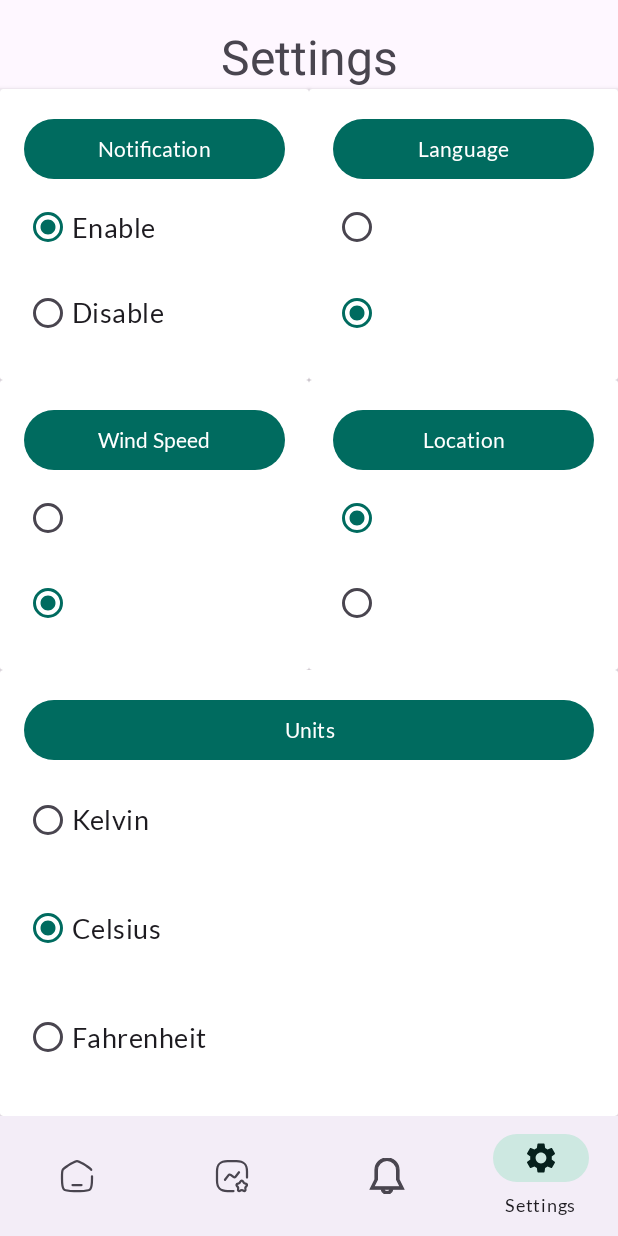
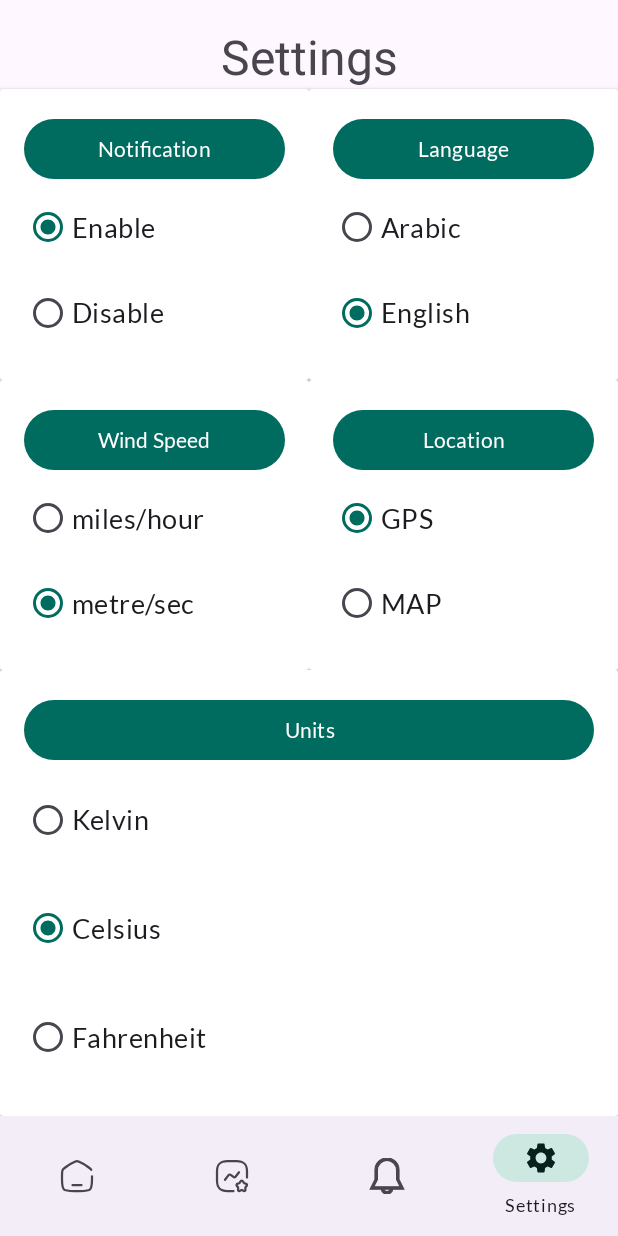
Before and after one commit to khaledeid1k/Weather_Forecast, an Android app: the SettingsFragment screen opened through its navigation route, on a phone screen of 412 x 824 dp. Run offline under Robolectric (Android 15) with nearby library versions, the phone set to English and light mode, and no system bars; our stand-ins replace data binding, navigation-ui.

Commit message:
make resource string fro setting screen

```diff
--- a/app/src/main/java/com/kh/mo/weatherforecast/ui/setting/SettingsFragment.kt
+++ b/app/src/main/java/com/kh/mo/weatherforecast/ui/setting/SettingsFragment.kt
@@ -44,8 +44,11 @@ class SettingsFragment : Fragment() {
         getValueOFWindSpeed()
         getValueOFLanguage()
         getValueOFNotification()
-        correspondWindSpeedAndUnitTemp()
 
+
+        saveTempUnit()
+        saveWindSpeed()
+        saveLanguage()
 
     }
 
@@ -98,14 +101,10 @@ class SettingsFragment : Fragment() {
 
     private fun getValueOFWindSpeed() {
         val windSpeed = settingViewModel.getWindSpeed()
-        Log.d(TAG, "getValueOFWindSpeed: $windSpeed")
-        if (settingViewModel.getWindSpeed() == Units.Metric.windSpeed || settingViewModel.getWindSpeed() == Units.Standard.windSpeed) binding.windSpeedMeter.isChecked =
-            true else binding.windSpeedMiles.isChecked = true
+        if ( windSpeed== Units.Metric.windSpeed || windSpeed == Units.Standard.windSpeed) binding.windSpeedMetre.isChecked = true else binding.windSpeedMiles.isChecked = true
     }
 
     private fun getValueOFTempUnit() {
-        val tempUnit = settingViewModel.getTempUnit()
-        Log.d(TAG, "getValueOFTempUnit: $tempUnit")
         when (settingViewModel.getTempUnit()) {
             Units.Standard.nameOfUnit -> binding.unitsKelvin.isChecked = true
             Units.Metric.nameOfUnit -> binding.unitsCelsius.isChecked = true
@@ -116,19 +115,7 @@ class SettingsFragment : Fragment() {
     }
 
 
-    private fun saveLanguage() {
-        if (binding.radioGroupLanguage.findViewById<RadioButton>(
-                binding.radioGroupLanguage.checkedRadioButtonId
-            ).text
-            ==
-            Language.Arabic.name
-        ) {
-            settingViewModel.setLanguage(Language.Arabic)
-        } else {
-            settingViewModel.setLanguage(Language.English)
-        }
 
-    }
     private fun saveNotification() {
         settingViewModel.setNotification(binding.notificationEnable.isChecked)
     }
@@ -184,63 +171,40 @@ class SettingsFragment : Fragment() {
         }
     }
 
-    private fun correspondWindSpeedAndUnitTemp() {
-        binding.radioGroupWindSpeed.setOnCheckedChangeListener { _, checkedId ->
-            when (checkedId) {
-                R.id.wind_speed_miles -> {
-                    binding.unitsFahrenheit.isChecked = true
-                }
-                R.id.wind_speed_meter -> {
-                    binding.unitsKelvin.isChecked = true
-
-                }
-            }
-        }
-        binding.radioGroupUnits.setOnCheckedChangeListener { _, checkedId ->
-            when (checkedId) {
-                R.id.units_celsius,
-                R.id.units_kelvin -> {
-                    binding.windSpeedMeter.isChecked = true
-                }
-                R.id.units_fahrenheit -> {
-                    binding.windSpeedMiles.isChecked = true
-
-                }
-            }
-        }
-    }
 
     private fun saveWindSpeed() {
-        when (binding.radioGroupWindSpeed.findViewById<RadioButton>(
-            binding.radioGroupWindSpeed.checkedRadioButtonId
-        ).text) {
-            Units.Metric.windSpeed,
-            Units.Standard.windSpeed -> settingViewModel.setWindSpeed(Units.Metric)
-            Units.Imperial.windSpeed -> settingViewModel.setWindSpeed(Units.Imperial)
-        }
+        binding.windSpeedMiles.setOnClickListener {
+            binding.unitsFahrenheit.isChecked=true
 
+            settingViewModel.setWindSpeed(Units.Imperial)
+         }
+        binding.windSpeedMetre.setOnClickListener {
+            binding.unitsKelvin.isChecked=true
+            settingViewModel.setWindSpeed(Units.Metric)   }
     }
-
     private fun saveTempUnit() {
-        val checkedRadioButtonId = binding.radioGroupUnits.checkedRadioButtonId
-        if (checkedRadioButtonId != -1) {
-            when (binding.radioGroupUnits.findViewById<RadioButton>(checkedRadioButtonId).text) {
-                Units.Metric.tempUnit -> settingViewModel.setTempUnit(Units.Metric)
-                Units.Imperial.tempUnit -> settingViewModel.setTempUnit(Units.Imperial)
-                Units.Standard.tempUnit -> settingViewModel.setTempUnit(Units.Standard)
-            }
+            binding.unitsKelvin.setOnClickListener {
+                binding.windSpeedMetre.isChecked = true
+                settingViewModel.setTempUnit(Units.Standard)}
+            binding.unitsCelsius.setOnClickListener {
+                binding.windSpeedMetre.isChecked = true
+                settingViewModel.setTempUnit(Units.Metric) }
+            binding.unitsFahrenheit.setOnClickListener {
+                binding.windSpeedMiles .isChecked = true
+                settingViewModel.setTempUnit(Units.Imperial) }
 
         }
 
 
+
+    private fun saveLanguage() {
+        binding.languageArabic.setOnClickListener {    settingViewModel.setLanguage(Language.Arabic)}
+        binding.languageEnglish.setOnClickListener { settingViewModel.setLanguage(Language.English) }
     }
-
 
     override fun onStop() {
         super.onStop()
-        saveTempUnit()
-        saveWindSpeed()
-        saveLanguage()
+
         saveNotification()
     }
 
--- a/app/src/main/res/layout/fragment_settings.xml
+++ b/app/src/main/res/layout/fragment_settings.xml
@@ -5,16 +5,6 @@
     xmlns:app="http://schemas.android.com/apk/res-auto">
 
     <data>
-
-        <variable
-            name="language"
-            type="com.kh.mo.weatherforecast.ui.setting.Language" />
-        <variable
-            name="location"
-            type="com.kh.mo.weatherforecast.model.ui.Location" />
-        <variable
-            name="units"
-            type="com.kh.mo.weatherforecast.ui.setting.Units" />
     </data>
 
     <androidx.constraintlayout.widget.ConstraintLayout
@@ -139,13 +129,13 @@
                         android:layout_height="0dp"
                         android:layout_weight="1"
                         android:id="@+id/language_arabic"
-                        android:text="@{language.Arabic.name()}" />
+                        android:text="@string/arabic" />
                     <RadioButton
                         android:layout_width="wrap_content"
                         android:layout_height="0dp"
                         android:layout_weight="1"
                         android:id="@+id/language_english"
-                        android:text="@{language.English.name()}"
+                        android:text="@string/english"
                         style="@style/small_title" />
 
 
@@ -197,7 +187,7 @@
                         android:layout_height="0dp"
                         android:id="@+id/location_gps"
                         android:layout_weight="1"
-                        android:text="@{location.GPS.name()}" />
+                        android:text="@string/gps" />
 
                     <RadioButton
                         android:layout_width="wrap_content"
@@ -206,7 +196,7 @@
                         style="@style/small_title"
                         android:id="@+id/location_map"
 
-                        android:text="@{location.MAP.name()}" />
+                        android:text="@string/map" />
 
 
 
@@ -260,15 +250,15 @@
                         android:layout_width="wrap_content"
                         android:layout_weight="1"
                         android:layout_height="@dimen/height_0"
-                        android:text="@{units.Imperial.windSpeed}"
+                        android:text="@string/miles_hour"
                   />
                     <RadioButton
-                        android:id="@+id/wind_speed_meter"
+                        android:id="@+id/wind_speed_metre"
                         android:layout_width="wrap_content"
                         android:layout_weight="1"
                         android:layout_height="@dimen/height_0"
                         style="@style/small_title"
-                        android:text="@{units.Metric.windSpeed}"
+                        android:text="@string/metre_sec"
                      />
 
                 </RadioGroup>
--- a/app/src/main/res/values/strings.xml
+++ b/app/src/main/res/values/strings.xml
@@ -20,7 +20,7 @@
     <string name="english">English</string>
     <string name="arabic">Arabic</string>
     <string name="wind_speed">Wind Speed</string>
-    <string name="meter_sec">meter/sec</string>
+    <string name="metre_sec">metre/sec</string>
     <string name="miles_hour">miles/hour</string>
     <string name="units">Units</string>
     <string name="kelvin">Kelvin</string>
```
